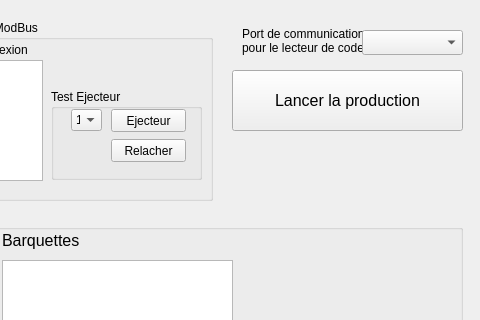
Above: mainwindow.ui from Quentin2512/Barquette before the change; both pictures show x 278 to 758 and y 0 to 320 of the 758 by 464 pixel window. Below: the same form after it.
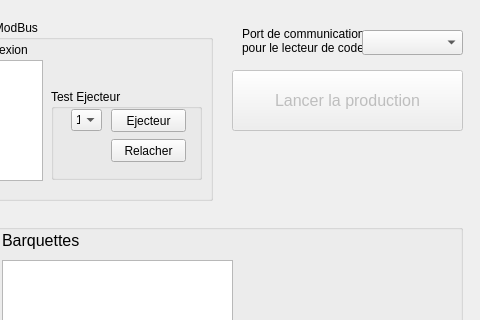
That is the form after the change.

Commit message: Verrouillage de la prod

```diff
--- a/mainwindow.ui
+++ b/mainwindow.ui
@@ -241,6 +241,9 @@
     </property>
    </widget>
    <widget class="QPushButton" name="pushButton_lancerProd">
+    <property name="enabled">
+     <bool>false</bool>
+    </property>
     <property name="geometry">
      <rect>
       <x>510</x>
```
The commit also changes 1 other file.
